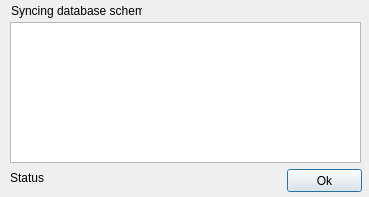
AndersonSKM/FvDatabase, file example/dlgprogress.ui: the form before one commit.
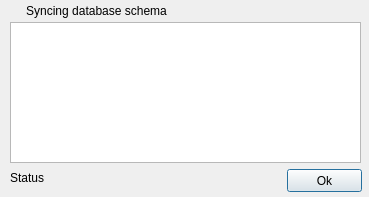
The form after the commit.

Patch:
```diff
--- a/example/dlgprogress.ui
+++ b/example/dlgprogress.ui
@@ -60,7 +60,7 @@
     <rect>
      <x>11</x>
      <y>3</y>
-     <width>131</width>
+     <width>171</width>
      <height>16</height>
     </rect>
    </property>
```
Left out of the diff: 6 changed lines with no effect on the pictures.
